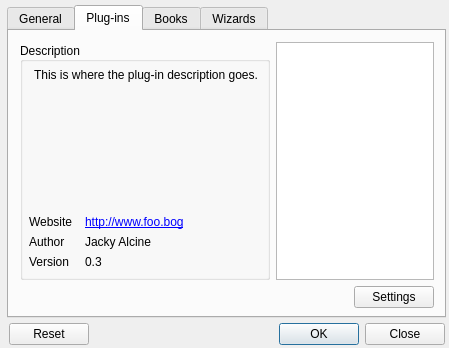
GunioRobot/speechcontrol, file ui/windows/settings.ui: the form before one commit.
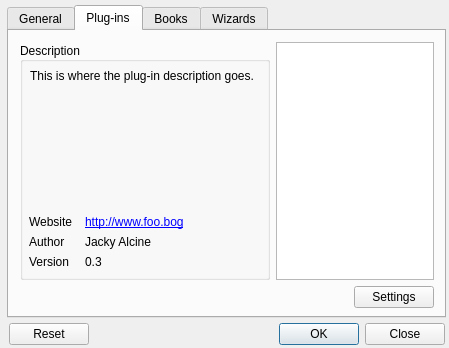
The form after the commit. The open tabs and pages were chosen to show the change.

Diff of the .ui file:
```diff
--- a/ui/windows/settings.ui
+++ b/ui/windows/settings.ui
@@ -238,8 +238,8 @@
         <widget class="QLabel" name="labelPluginDescription">
          <property name="geometry">
           <rect>
-           <x>14</x>
-           <y>26</y>
+           <x>10</x>
+           <y>27</y>
            <width>224</width>
            <height>121</height>
           </rect>
```
Left out of the diff: 6 changed lines with no effect on the pictures.
